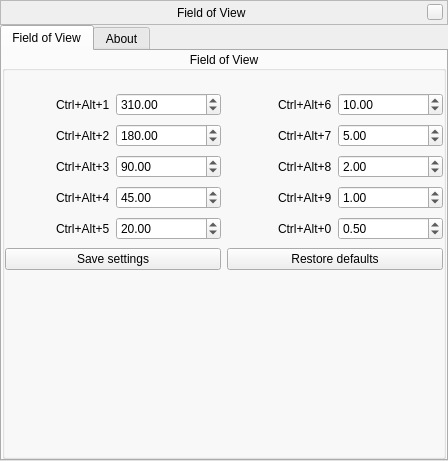
519984307/stellarium_src, file plugins/FOV/src/gui/fovWindow.ui: the form before one commit.
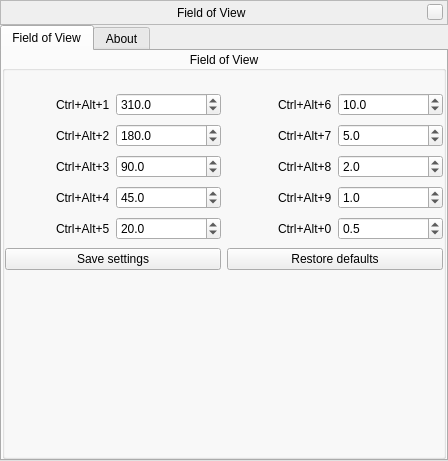
The form after the commit. Custom widgets are drawn as their Qt base class.

Commit message: optimize GUI and requests

```diff
--- a/plugins/FOV/src/gui/fovWindow.ui
+++ b/plugins/FOV/src/gui/fovWindow.ui
@@ -241,6 +241,9 @@
           </item>
           <item row="5" column="1">
            <widget class="QDoubleSpinBox" name="doubleSpinBoxFOV5">
+            <property name="decimals">
+             <number>1</number>
+            </property>
             <property name="maximum">
              <double>360.000000000000000</double>
             </property>
@@ -261,6 +264,9 @@
           </item>
           <item row="2" column="1">
            <widget class="QDoubleSpinBox" name="doubleSpinBoxFOV2">
+            <property name="decimals">
+             <number>1</number>
+            </property>
             <property name="maximum">
              <double>360.000000000000000</double>
             </property>
@@ -274,6 +280,9 @@
           </item>
           <item row="4" column="1">
            <widget class="QDoubleSpinBox" name="doubleSpinBoxFOV4">
+            <property name="decimals">
+             <number>1</number>
+            </property>
             <property name="maximum">
              <double>360.000000000000000</double>
             </property>
@@ -294,6 +303,9 @@
           </item>
           <item row="3" column="3">
            <widget class="QDoubleSpinBox" name="doubleSpinBoxFOV8">
+            <property name="decimals">
+             <number>1</number>
+            </property>
             <property name="maximum">
              <double>360.000000000000000</double>
             </property>
@@ -307,6 +319,9 @@
           </item>
           <item row="1" column="3">
            <widget class="QDoubleSpinBox" name="doubleSpinBoxFOV6">
+            <property name="decimals">
+             <number>1</number>
+            </property>
             <property name="maximum">
              <double>360.000000000000000</double>
             </property>
@@ -320,6 +335,9 @@
           </item>
           <item row="2" column="3">
            <widget class="QDoubleSpinBox" name="doubleSpinBoxFOV7">
+            <property name="decimals">
+             <number>1</number>
+            </property>
             <property name="maximum">
              <double>360.000000000000000</double>
             </property>
@@ -333,6 +351,9 @@
           </item>
           <item row="3" column="1">
            <widget class="QDoubleSpinBox" name="doubleSpinBoxFOV3">
+            <property name="decimals">
+             <number>1</number>
+            </property>
             <property name="maximum">
              <double>360.000000000000000</double>
             </property>
@@ -350,7 +371,7 @@
              <bool>true</bool>
             </property>
             <property name="decimals">
-             <number>2</number>
+             <number>1</number>
             </property>
             <property name="minimum">
              <double>0.000000000000000</double>
@@ -375,6 +396,9 @@
           </item>
           <item row="5" column="3">
            <widget class="QDoubleSpinBox" name="doubleSpinBoxFOV0">
+            <property name="decimals">
+             <number>1</number>
+            </property>
             <property name="maximum">
              <double>360.000000000000000</double>
             </property>
@@ -407,6 +431,9 @@
           </item>
           <item row="4" column="3">
            <widget class="QDoubleSpinBox" name="doubleSpinBoxFOV9">
+            <property name="decimals">
+             <number>1</number>
+            </property>
             <property name="maximum">
              <double>360.000000000000000</double>
             </property>
```
Left out of the diff: 20 changed lines with no effect on the pictures. The commit also changes 4 other files.
